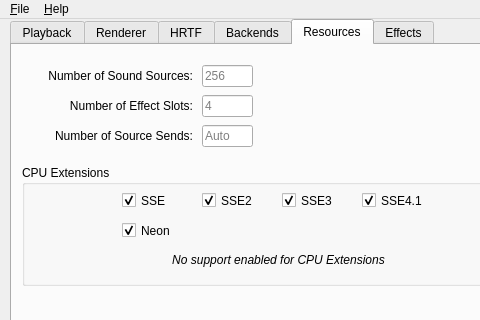
kcat/openal-soft, file utils/alsoft-config/mainwindow.ui: the form before one commit; both pictures show x 0 to 480 and y 0 to 320 of the 564 by 460 pixel window.
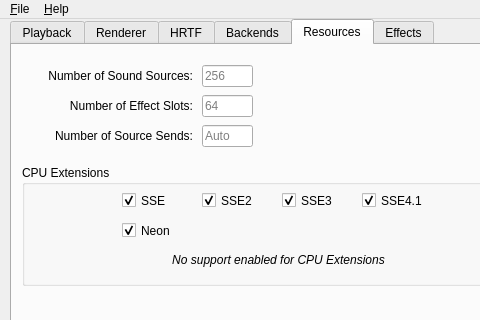
The form after the commit. The open tabs and pages were chosen to show the change. Icons and pictures are not drawn.

Diff of the .ui file:
```diff
--- a/utils/alsoft-config/mainwindow.ui
+++ b/utils/alsoft-config/mainwindow.ui
@@ -1655,7 +1655,7 @@
        <bool>true</bool>
       </property>
       <property name="placeholderText">
-       <string>4</string>
+       <string>64</string>
       </property>
      </widget>
      <widget class="QLabel" name="label_8">
```
Left out of the diff: 4 changed lines with no effect on the pictures.
